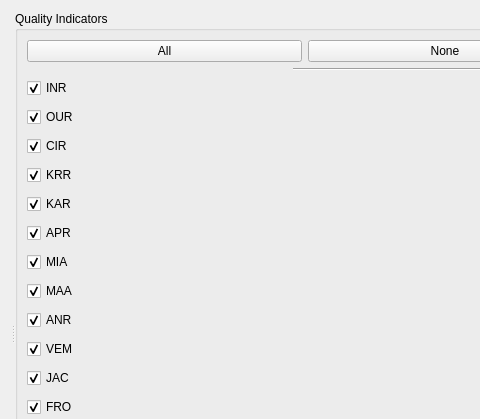
Before: the Qt Designer form src/meshfullmetricswidget.ui in DanielaCabiddu/PEMesh.2, drawn with Qt 5; both pictures show x 0 to 480 and y 0 to 419 of the 605 by 666 pixel window.
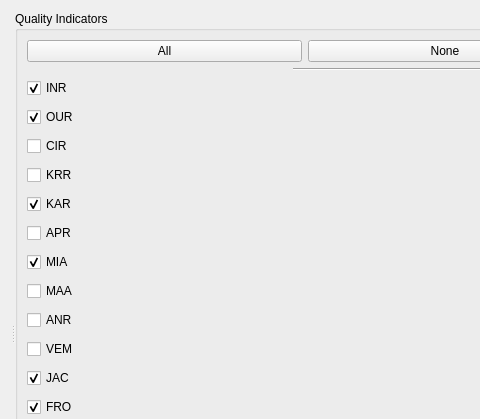
After: the same form once the commit is applied. Icons and pictures are not drawn.

What changed in the file:
```diff
--- a/src/meshfullmetricswidget.ui
+++ b/src/meshfullmetricswidget.ui
@@ -133,7 +133,7 @@
              <string>APR</string>
             </property>
             <property name="checked">
-             <bool>true</bool>
+             <bool>false</bool>
             </property>
            </widget>
           </item>
@@ -174,7 +174,7 @@
              <string>VEM</string>
             </property>
             <property name="checked">
-             <bool>true</bool>
+             <bool>false</bool>
             </property>
            </widget>
           </item>
@@ -216,7 +216,7 @@
              <string>MAA</string>
             </property>
             <property name="checked">
-             <bool>true</bool>
+             <bool>false</bool>
             </property>
            </widget>
           </item>
@@ -233,7 +233,7 @@
              <string>ANR</string>
             </property>
             <property name="checked">
-             <bool>true</bool>
+             <bool>false</bool>
             </property>
            </widget>
           </item>
@@ -243,7 +243,7 @@
              <string>KRR</string>
             </property>
             <property name="checked">
-             <bool>true</bool>
+             <bool>false</bool>
             </property>
            </widget>
           </item>
@@ -277,7 +277,7 @@
              <string>CIR</string>
             </property>
             <property name="checked">
-             <bool>true</bool>
+             <bool>false</bool>
             </property>
            </widget>
           </item>
```
Left out of the diff: 4 changed lines with no effect on the pictures.
